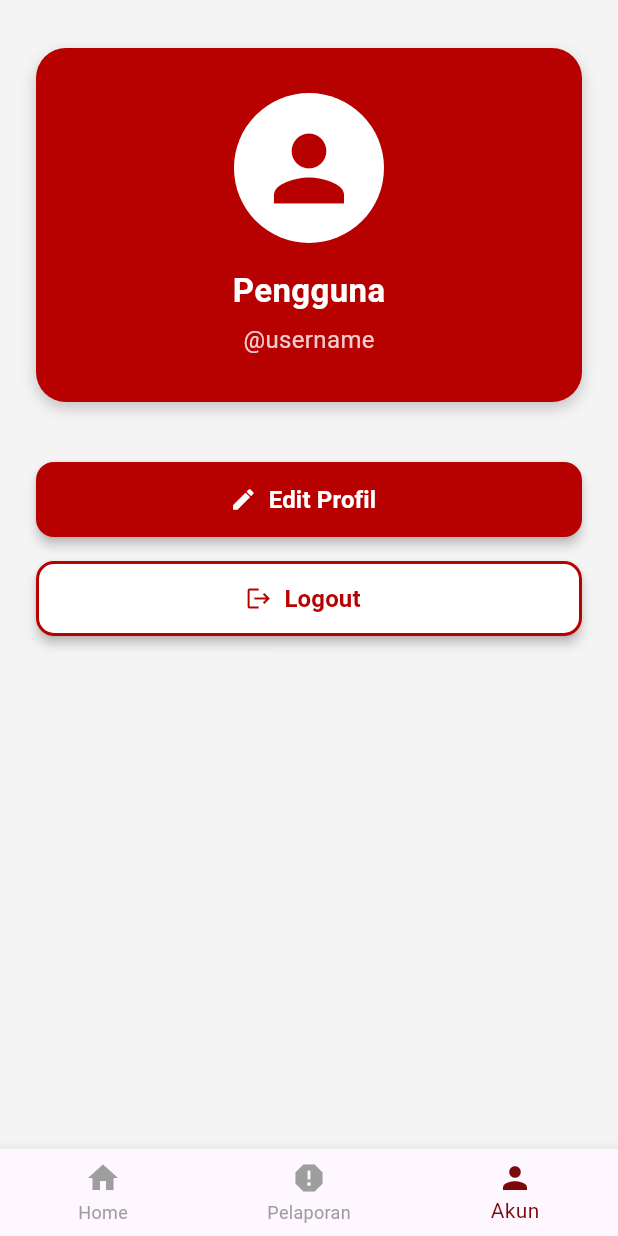
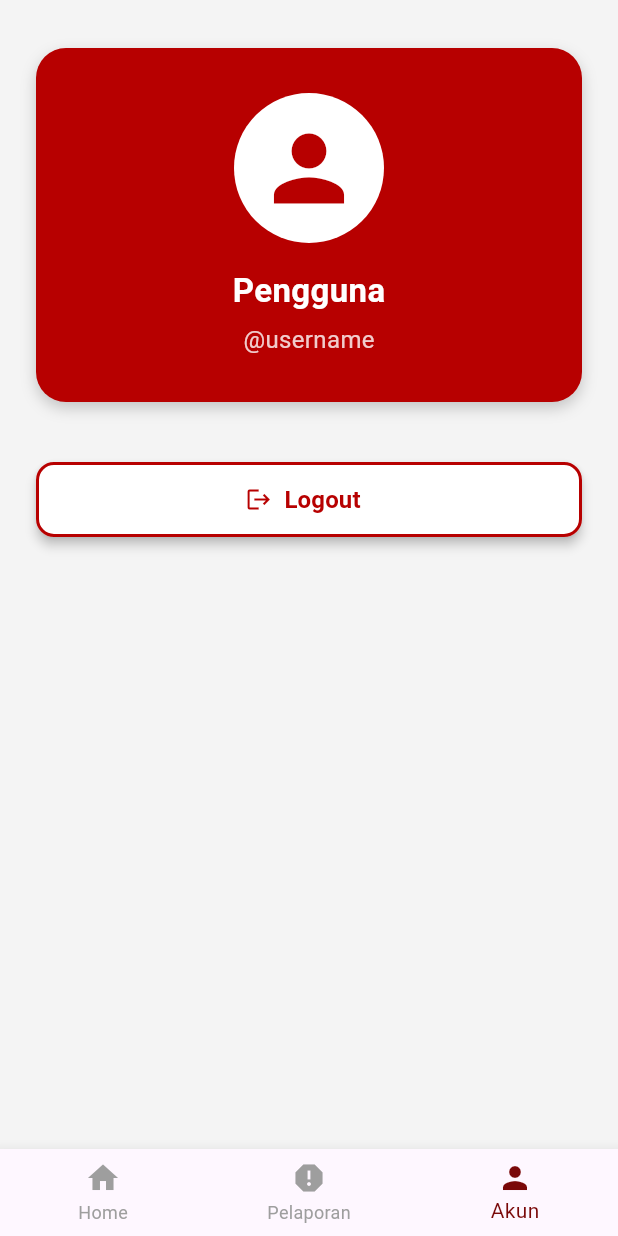
Before and after one commit to gibranaja27/astacala_rescue_mobile_flutter_Gibran, a Flutter app: the HomeScreen screen opened directly, item 3 of the bottom bar chosen, on a phone screen of 412 x 824 dp. Run offline on Flutter 3.47's test engine with Material 3 defaults, Android fonts, the phone set to English and light mode, and no system bars; our stand-ins replace dio, file_picker, flutter_map, image_picker, latlong2, shared_preferences; accounts and stored records are empty; network calls fail.

Commit message:
commit-09-12-2025

```diff
--- a/lib/screen/profile_screen.dart
+++ b/lib/screen/profile_screen.dart
@@ -17,8 +17,7 @@ class ProfileScreen extends StatelessWidget {
 
   @override
   Widget build(BuildContext context) {
-    final String namaLengkap =
-        profile?['nama_lengkap_pengguna'] ?? 'Pengguna';
+    final String namaLengkap = profile?['nama_lengkap_pengguna'] ?? 'Pengguna';
     final String username = profile?['username_akun_pengguna'] ?? 'username';
 
     return Scaffold(
@@ -74,30 +73,6 @@ class ProfileScreen extends StatelessWidget {
 
               const SizedBox(height: 40),
 
-              // Tombol Edit Profil
-              ElevatedButton.icon(
-                onPressed: () {},
-                icon: const Icon(Icons.edit, color: Colors.white),
-                label: const Text(
-                  "Edit Profil",
-                  style: TextStyle(
-                    color: Colors.white,
-                    fontWeight: FontWeight.bold,
-                    fontSize: 16,
-                  ),
-                ),
-                style: ElevatedButton.styleFrom(
-                  backgroundColor: const Color(0xFFB70000),
-                  minimumSize: const Size(double.infinity, 50),
-                  shape: RoundedRectangleBorder(
-                    borderRadius: BorderRadius.circular(12),
-                  ),
-                  elevation: 3,
-                ),
-              ),
-
-              const SizedBox(height: 16),
-
               // Tombol Logout
               ElevatedButton.icon(
                 onPressed: () => _logout(context),
```
Also changed, not shown: lib/screen/home_screen.dart (+2 -7 lines), lib/screen/report_screen.dart (+38 -25 lines).
